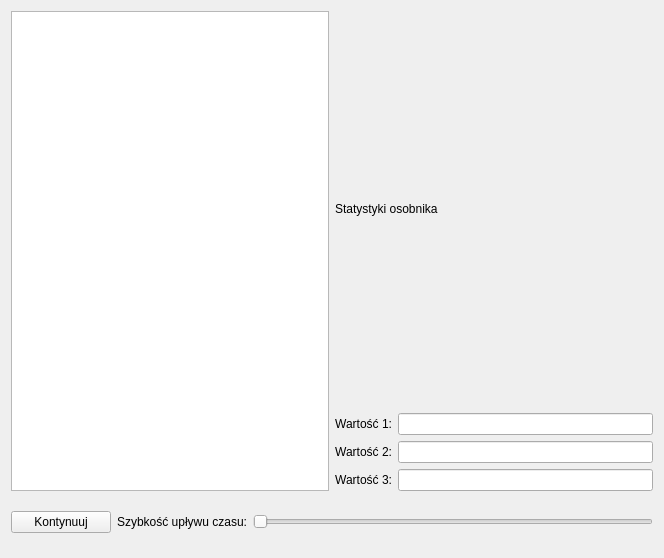
Old version of the form src/TrueLife/View/simuwidget.ui in the repository ppawel11/True-Life.
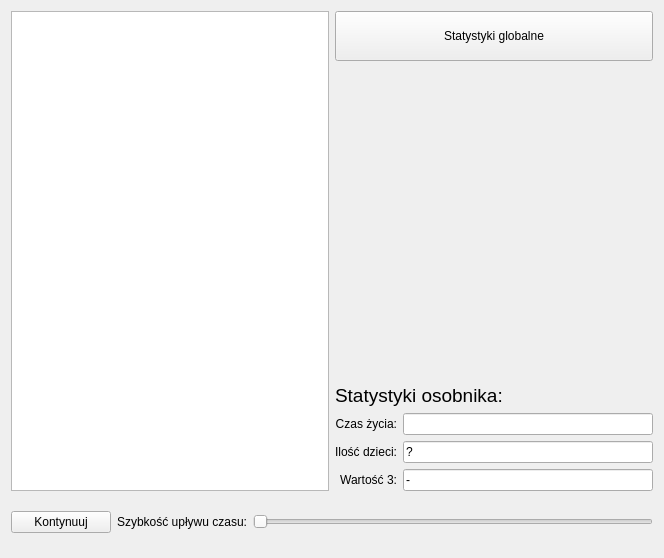
New version of the form.

Commit message: Statystyki globalne

```diff
--- a/src/TrueLife/View/simuwidget.ui
+++ b/src/TrueLife/View/simuwidget.ui
@@ -20,29 +20,37 @@
    <item row="0" column="1">
     <layout class="QGridLayout" name="gridLayout">
      <item row="0" column="0" colspan="2">
+      <widget class="QPushButton" name="statsButton">
+       <property name="minimumSize">
+        <size>
+         <width>0</width>
+         <height>50</height>
+        </size>
+       </property>
+       <property name="text">
+        <string>Statystyki globalne</string>
+       </property>
+      </widget>
+     </item>
+     <item row="1" column="0" colspan="2">
       <widget class="QLabel" name="label_5">
-       <property name="text">
-        <string>Statystyki osobnika</string>
+       <property name="font">
+        <font>
+         <pointsize>14</pointsize>
+        </font>
        </property>
-      </widget>
-     </item>
-     <item row="1" column="0">
-      <widget class="QLabel" name="label_2">
        <property name="text">
-        <string>Wartość 1:</string>
+        <string>Statystyki osobnika:</string>
        </property>
        <property name="alignment">
-        <set>Qt::AlignRight|Qt::AlignTrailing|Qt::AlignVCenter</set>
+        <set>Qt::AlignBottom|Qt::AlignLeading|Qt::AlignLeft</set>
        </property>
       </widget>
      </item>
-     <item row="1" column="1">
-      <widget class="QLineEdit" name="lineEdit"/>
-     </item>
      <item row="2" column="0">
-      <widget class="QLabel" name="label_3">
+      <widget class="QLabel" name="label_2">
        <property name="text">
-        <string>Wartość 2:</string>
+        <string>Czas życia:</string>
        </property>
        <property name="alignment">
         <set>Qt::AlignRight|Qt::AlignTrailing|Qt::AlignVCenter</set>
@@ -50,9 +58,26 @@
       </widget>
      </item>
      <item row="2" column="1">
-      <widget class="QLineEdit" name="lineEdit_2"/>
+      <widget class="QLineEdit" name="lineEdit"/>
      </item>
      <item row="3" column="0">
+      <widget class="QLabel" name="label_3">
+       <property name="text">
+        <string>Ilość dzieci:</string>
+       </property>
+       <property name="alignment">
+        <set>Qt::AlignRight|Qt::AlignTrailing|Qt::AlignVCenter</set>
+       </property>
+      </widget>
+     </item>
+     <item row="3" column="1">
+      <widget class="QLineEdit" name="lineEdit_2">
+       <property name="text">
+        <string>?</string>
+       </property>
+      </widget>
+     </item>
+     <item row="4" column="0">
       <widget class="QLabel" name="label_4">
        <property name="text">
         <string>Wartość 3:</string>
@@ -62,8 +87,12 @@
        </property>
       </widget>
      </item>
-     <item row="3" column="1">
-      <widget class="QLineEdit" name="lineEdit_3"/>
+     <item row="4" column="1">
+      <widget class="QLineEdit" name="lineEdit_3">
+       <property name="text">
+        <string>-</string>
+       </property>
+      </widget>
      </item>
     </layout>
    </item>
```
The commit also changes 18 other files.
